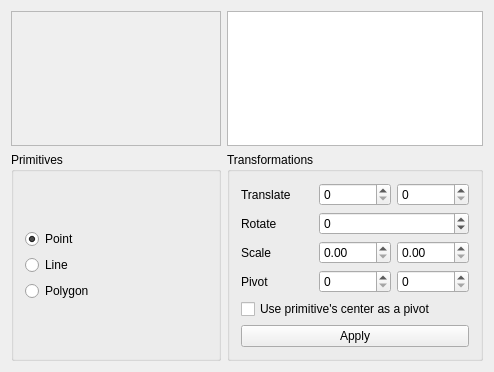
First picture: the form in CG2D/mainwindow.ui, repository kateabr/CG_Lab4, before the edit.
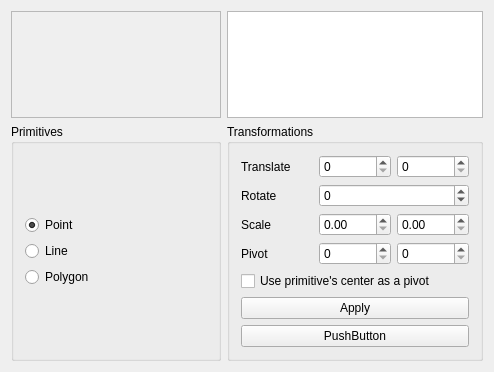
Second picture: the form after the edit. Custom widgets are drawn as their Qt base class.

The edit to the form file:
```diff
--- a/CG2D/mainwindow.ui
+++ b/CG2D/mainwindow.ui
@@ -134,13 +134,20 @@
           </item>
          </layout>
         </item>
-        <item row="1" column="0">
+        <item row="2" column="0">
          <widget class="QPushButton" name="applyButton">
           <property name="text">
            <string>Apply</string>
           </property>
          </widget>
         </item>
+        <item row="3" column="0">
+         <widget class="QPushButton" name="findIntersection">
+          <property name="text">
+           <string>PushButton</string>
+          </property>
+         </widget>
+        </item>
        </layout>
       </widget>
      </item>
```
Left out of the diff: 74 changed lines with no effect on the pictures.
